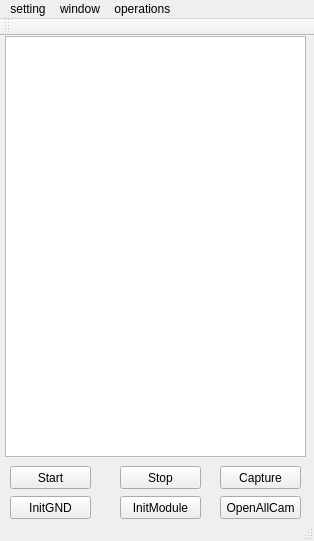
Old version of the form src/formCameraWindow/formcamwindow.ui in the repository guanglun/GLMocap.
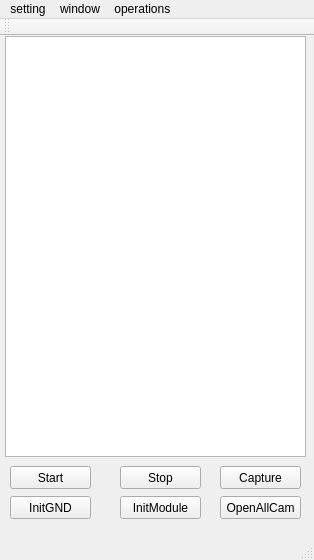
New version of the form.

What changed in the file:
```diff
--- a/src/formCameraWindow/formcamwindow.ui
+++ b/src/formCameraWindow/formcamwindow.ui
@@ -13,13 +13,13 @@
   <property name="minimumSize">
    <size>
     <width>314</width>
-    <height>541</height>
+    <height>560</height>
    </size>
   </property>
   <property name="maximumSize">
    <size>
     <width>314</width>
-    <height>541</height>
+    <height>560</height>
    </size>
   </property>
   <property name="windowTitle">
```
